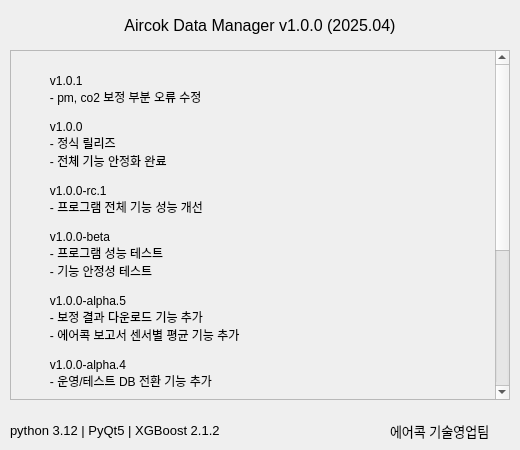
leekyueun/AircokDataManager, file src/ui/about_ui.ui: the form before one commit.
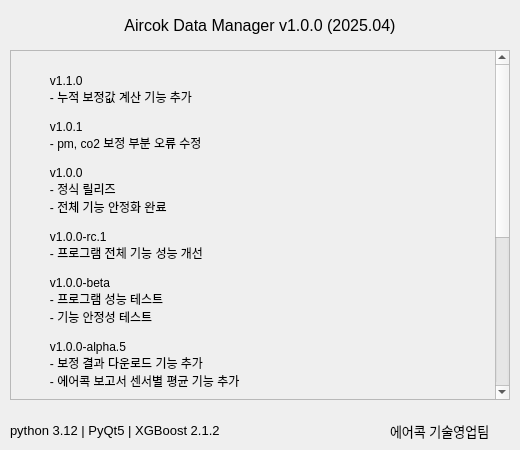
The form after the commit.

Commit message: add: 보정값 누적 기능 추가

```diff
--- a/src/ui/about_ui.ui
+++ b/src/ui/about_ui.ui
@@ -51,6 +51,9 @@
       <widget class="QLabel" name="versionHistoryLabel">
        <property name="text">
         <string>
+         v1.1.0
+         - 누적 보정값 계산 기능 추가
+
          v1.0.1
          - pm, co2 보정 부분 오류 수정
 
```
The commit also changes 4 other files.
